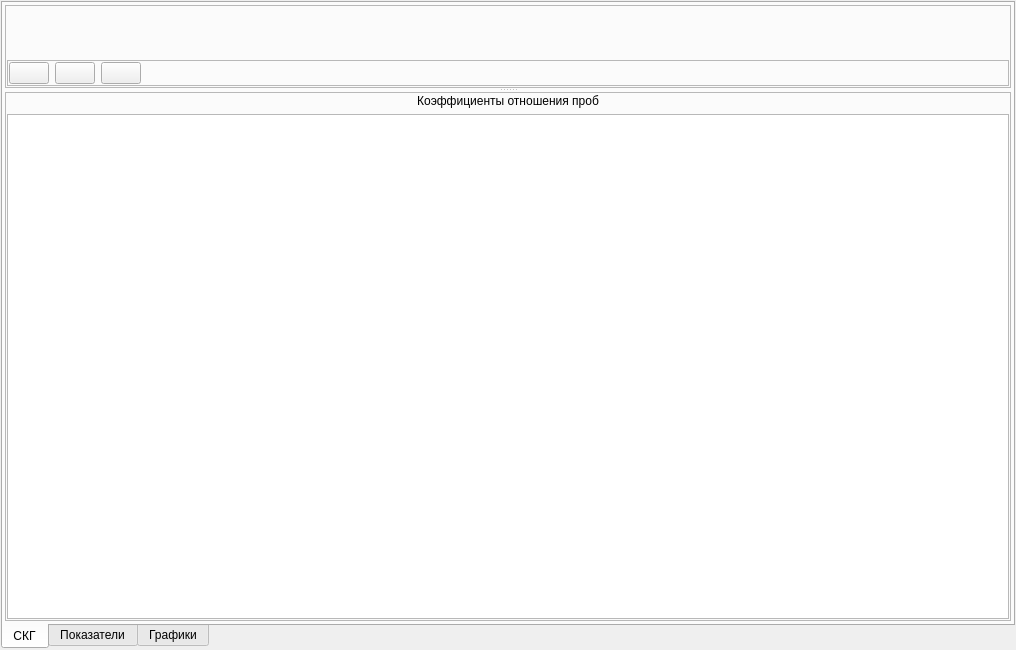
The window that metodics/stabtest/visualizators/stabsignalstestwidget.ui (grigp/a-analyser) describes before a commit, drawn with Qt 5.
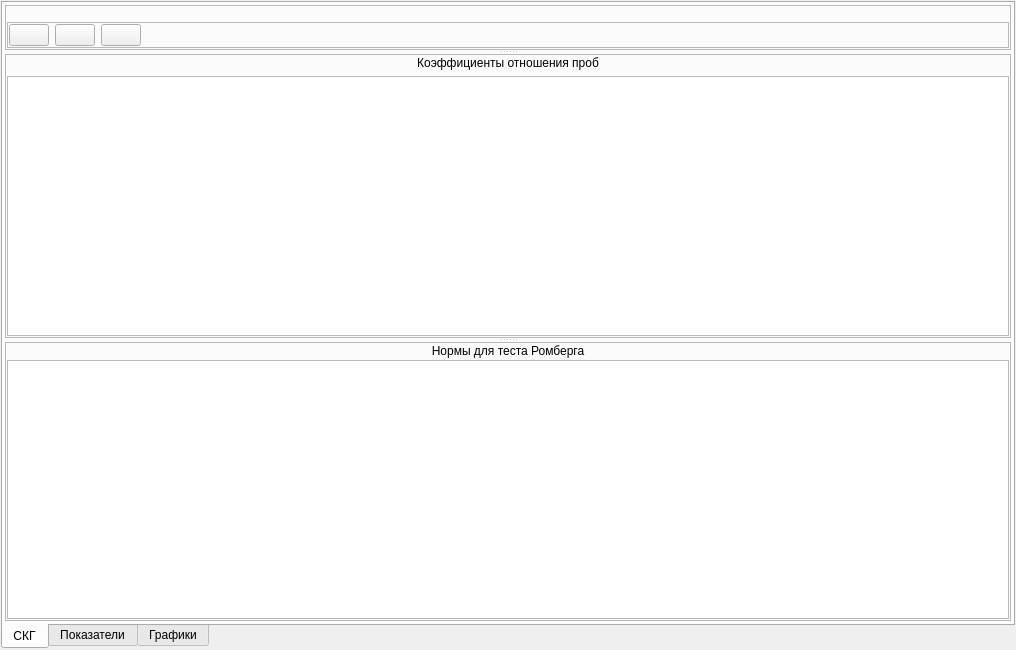
The same window after the commit. Icons and pictures are not drawn. Custom widgets are drawn as their Qt base class.

Commit message: Заключение по показателям отношений в пробах. Нормы по тесту Ромберга (начато)

Patch:
```diff
--- a/metodics/stabtest/visualizators/stabsignalstestwidget.ui
+++ b/metodics/stabtest/visualizators/stabsignalstestwidget.ui
@@ -69,9 +69,9 @@
             <verstretch>2</verstretch>
            </sizepolicy>
           </property>
-          <layout class="QVBoxLayout" name="verticalLayout_8">
+          <layout class="QVBoxLayout" name="verticalLayout_9">
            <property name="spacing">
-            <number>3</number>
+            <number>2</number>
            </property>
            <property name="leftMargin">
             <number>1</number>
@@ -265,6 +265,44 @@
                </item>
               </layout>
              </widget>
+             <widget class="QFrame" name="frRombergNorms">
+              <property name="frameShape">
+               <enum>QFrame::StyledPanel</enum>
+              </property>
+              <property name="frameShadow">
+               <enum>QFrame::Raised</enum>
+              </property>
+              <layout class="QVBoxLayout" name="verticalLayout_8">
+               <property name="spacing">
+                <number>2</number>
+               </property>
+               <property name="leftMargin">
+                <number>1</number>
+               </property>
+               <property name="topMargin">
+                <number>1</number>
+               </property>
+               <property name="rightMargin">
+                <number>1</number>
+               </property>
+               <property name="bottomMargin">
+                <number>1</number>
+               </property>
+               <item>
+                <widget class="QLabel" name="lblRombergNorms">
+                 <property name="text">
+                  <string>Нормы для теста Ромберга</string>
+                 </property>
+                 <property name="alignment">
+                  <set>Qt::AlignCenter</set>
+                 </property>
+                </widget>
+               </item>
+               <item>
+                <widget class="QTreeView" name="tvRombergNorms"/>
+               </item>
+              </layout>
+             </widget>
             </widget>
            </item>
           </layout>
```
The commit also changes 2 other files.
